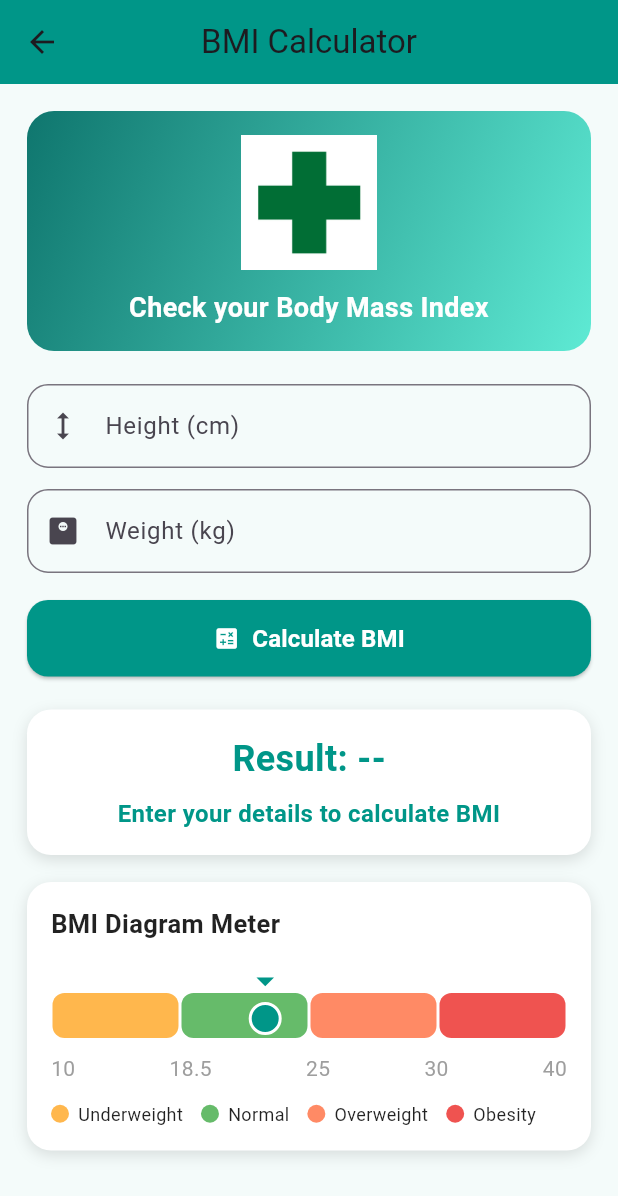
After one commit to TofikMultani/CareSync, a Flutter app: the HomePage screen opened directly, in the side drawer, after a tap on "BMI Calculator", on a phone screen of 412 x 824 dp. The commit adds this screen. Shown: the top 1196 px of the screen. Run offline on Flutter 3.47's test engine with Material 3 defaults, Android fonts, the phone set to English and light mode, and no system bars; our stand-ins replace file_picker, flutter_local_notifications, printing, timezone.

Commit message:
Checkpoint from VS Code for cloud agent session

```diff
--- a/lib/app_drawer.dart
+++ b/lib/app_drawer.dart
@@ -4,6 +4,7 @@ import 'package:healthcare_system/login_page.dart';
 import 'package:healthcare_system/screens/patient/appointment_page.dart';
 import 'package:healthcare_system/screens/patient/report_page.dart';
 import 'package:healthcare_system/screens/patient/prescription_page.dart';
+import 'package:healthcare_system/screens/patient/bmi_calculator_page.dart';
 // import 'package:healthcare_system/screens/patient/patient_profile_page.dart'; // ❌ Removed
 
 class AppDrawer extends StatelessWidget {
@@ -23,15 +24,17 @@ class AppDrawer extends StatelessWidget {
               child: Icon(Icons.person, color: Colors.teal, size: 32),
             ),
           ),
-
           _drawerItem(context, Icons.home, "Home", const HomePage()),
-          _drawerItem(context, Icons.calendar_month, "Appointments", const AppointmentPage()),
-          _drawerItem(context, Icons.receipt_long, "Reports", const ReportPage()),
-          _drawerItem(context, Icons.medication, "Prescriptions", const PrescriptionPage()),
-
+          _drawerItem(context, Icons.calendar_month, "Appointments",
+              const AppointmentPage()),
+          _drawerItem(
+              context, Icons.receipt_long, "Reports", const ReportPage()),
+          _drawerItem(context, Icons.medication, "Prescriptions",
+              const PrescriptionPage()),
+          _drawerItem(context, Icons.monitor_weight_outlined, "BMI Calculator",
+              const BMICalculatorPage()),
           const Spacer(),
           const Divider(),
-
           ListTile(
             leading: const Icon(Icons.logout, color: Colors.red),
             title: const Text("Logout"),
--- /dev/null
+++ b/lib/screens/patient/bmi_calculator_page.dart
@@ -0,0 +1,337 @@
+import 'package:flutter/material.dart';
+
+class BMICalculatorPage extends StatefulWidget {
+  const BMICalculatorPage({super.key});
+
+  @override
+  State<BMICalculatorPage> createState() => _BMICalculatorPageState();
+}
+
+class _BMICalculatorPageState extends State<BMICalculatorPage> {
+  final TextEditingController _heightController = TextEditingController();
+  final TextEditingController _weightController = TextEditingController();
+
+  double? _bmi;
+  String _message = 'Enter your details to calculate BMI';
+  Color _resultColor = Colors.teal;
+
+  @override
+  void dispose() {
+    _heightController.dispose();
+    _weightController.dispose();
+    super.dispose();
+  }
+
+  double get _meterValue {
+    if (_bmi == null) {
+      return 22;
+    }
+
+    return _bmi!.clamp(10, 40).toDouble();
+  }
+
+  void _calculateBMI() {
+    final double? heightCm = double.tryParse(_heightController.text.trim());
+    final double? weightKg = double.tryParse(_weightController.text.trim());
+
+    if (heightCm == null ||
+        weightKg == null ||
+        heightCm <= 0 ||
+        weightKg <= 0) {
+      setState(() {
+        _bmi = null;
+        _message = 'Please enter valid height and weight values';
+        _resultColor = Colors.redAccent;
+      });
+      return;
+    }
+
+    final double heightM = heightCm / 100;
+    final double bmiValue = weightKg / (heightM * heightM);
+
+    setState(() {
+      _bmi = bmiValue;
+
+      if (bmiValue < 18.5) {
+        _message = 'Underweight';
+        _resultColor = Colors.orange;
+      } else if (bmiValue < 25) {
+        _message = 'Normal weight';
+        _resultColor = Colors.green;
+      } else if (bmiValue < 30) {
+        _message = 'Overweight';
+        _resultColor = Colors.deepOrange;
+      } else {
+        _message = 'Obesity';
+        _resultColor = Colors.red;
+      }
+    });
+  }
+
+  @override
+  Widget build(BuildContext context) {
+    return Scaffold(
+      backgroundColor: const Color(0xFFF4FBFA),
+      appBar: AppBar(
+        title: const Text('BMI Calculator'),
+        centerTitle: true,
+        backgroundColor: Colors.teal,
+      ),
+      body: SingleChildScrollView(
+        padding: const EdgeInsets.all(18),
+        child: Column(
+          crossAxisAlignment: CrossAxisAlignment.stretch,
+          children: [
+            Container(
+              padding: const EdgeInsets.all(16),
+              decoration: BoxDecoration(
+                gradient: const LinearGradient(
+                  colors: [Color(0xFF0F766E), Color(0xFF5EEAD4)],
+                  begin: Alignment.topLeft,
+                  end: Alignment.bottomRight,
+                ),
+                borderRadius: BorderRadius.circular(18),
+              ),
+              child: Column(
+                children: [
+                  Image.asset(
+                    'assets/images/hospital_logo.png',
+                    height: 90,
+                    fit: BoxFit.contain,
+                  ),
+                  const SizedBox(height: 12),
+                  const Text(
+                    'Check your Body Mass Index',
+                    style: TextStyle(
+                      color: Colors.white,
+                      fontWeight: FontWeight.w700,
+                      fontSize: 18,
+                    ),
+                    textAlign: TextAlign.center,
+                  ),
+                ],
+              ),
+            ),
+            const SizedBox(height: 22),
+            TextField(
+              controller: _heightController,
+              keyboardType:
+                  const TextInputType.numberWithOptions(decimal: true),
+              decoration: InputDecoration(
+                labelText: 'Height (cm)',
+                prefixIcon: const Icon(Icons.height),
+                border: OutlineInputBorder(
+                  borderRadius: BorderRadius.circular(14),
+                ),
+              ),
+            ),
+            const SizedBox(height: 14),
+            TextField(
+              controller: _weightController,
+              keyboardType:
+                  const TextInputType.numberWithOptions(decimal: true),
+              decoration: InputDecoration(
+                labelText: 'Weight (kg)',
+                prefixIcon: const Icon(Icons.monitor_weight),
+                border: OutlineInputBorder(
+                  borderRadius: BorderRadius.circular(14),
+                ),
+              ),
+            ),
+            const SizedBox(height: 18),
+            ElevatedButton.icon(
+              onPressed: _calculateBMI,
+              style: ElevatedButton.styleFrom(
+                backgroundColor: Colors.teal,
+                foregroundColor: Colors.white,
+                padding: const EdgeInsets.symmetric(vertical: 14),
+                shape: RoundedRectangleBorder(
+                  borderRadius: BorderRadius.circular(14),
+                ),
+              ),
+              icon: const Icon(Icons.calculate),
+              label: const Text(
+                'Calculate BMI',
+                style: TextStyle(fontSize: 16, fontWeight: FontWeight.w700),
+              ),
+            ),
+            const SizedBox(height: 22),
+            Container(
+              padding: const EdgeInsets.all(16),
+              decoration: BoxDecoration(
+                color: Colors.white,
+                borderRadius: BorderRadius.circular(16),
+                boxShadow: const [
+                  BoxShadow(
+                    color: Colors.black12,
+                    blurRadius: 8,
+                    offset: Offset(0, 3),
+                  ),
+                ],
+              ),
+              child: Column(
+                children: [
+                  Text(
+                    _bmi == null
+                        ? 'Result: --'
+                        : 'Result: ${_bmi!.toStringAsFixed(2)}',
+                    style: TextStyle(
+                      color: _resultColor,
+                      fontSize: 24,
+                      fontWeight: FontWeight.bold,
+                    ),
+                  ),
+                  const SizedBox(height: 8),
+                  Text(
+                    _message,
+                    textAlign: TextAlign.center,
+                    style: TextStyle(
+                      color: _resultColor,
+                      fontSize: 16,
+                      fontWeight: FontWeight.w600,
+                    ),
+                  ),
+                ],
+              ),
+            ),
+            const SizedBox(height: 18),
+            _buildBMIDiagramMeter(),
+          ],
+        ),
+      ),
+    );
+  }
+
+  Widget _buildBMIDiagramMeter() {
+    const double minBmi = 10;
+    const double maxBmi = 40;
+
+    final double normalized = (_meterValue - minBmi) / (maxBmi - minBmi);
+
+    return Container(
+      padding: const EdgeInsets.all(16),
+      decoration: BoxDecoration(
+        color: Colors.white,
+        borderRadius: BorderRadius.circular(16),
+        boxShadow: const [
+          BoxShadow(
+            color: Colors.black12,
+            blurRadius: 8,
+            offset: Offset(0, 3),
+          ),
+        ],
+      ),
+      child: Column(
+        crossAxisAlignment: CrossAxisAlignment.start,
+        children: [
+          const Text(
+            'BMI Diagram Meter',
+            style: TextStyle(
+              fontSize: 17,
+              fontWeight: FontWeight.w700,
+              color: Colors.black87,
+            ),
+          ),
+          const SizedBox(height: 12),
+          LayoutBuilder(
+            builder: (context, constraints) {
+              final double markerLeft =
+                  (constraints.maxWidth - 22) * normalized;
+
+              return SizedBox(
+                height: 52,
+                child: Stack(
+                  clipBehavior: Clip.none,
+                  children: [
+                    Positioned.fill(
+                      top: 22,
+                      child: Row(
+                        children: [
+                          _meterSegment(color: Colors.orange.shade300),
+                          _meterSegment(color: Colors.green.shade400),
+                          _meterSegment(color: Colors.deepOrange.shade300),
+                          _meterSegment(color: Colors.red.shade400),
+                        ],
+                      ),
+                    ),
+                    Positioned(
+                      left: markerLeft,
+                      top: 0,
+                      child: Column(
+                        children: [
+                          Icon(Icons.arrow_drop_down,
+                              color: _resultColor, size: 28),
+                          Container(
+                            width: 22,
+                            height: 22,
+                            decoration: BoxDecoration(
+                              color: _resultColor,
+                              shape: BoxShape.circle,
+                              border: Border.all(color: Colors.white, width: 2),
+                            ),
+                          ),
+                        ],
+                      ),
+                    ),
+                  ],
+                ),
+              );
+            },
+          ),
+          const SizedBox(height: 10),
+          const Row(
+            mainAxisAlignment: MainAxisAlignment.spaceBetween,
+            children: [
+              Text('10', style: TextStyle(color: Colors.grey)),
+              Text('18.5', style: TextStyle(color: Colors.grey)),
+              Text('25', style: TextStyle(color: Colors.grey)),
+              Text('30', style: TextStyle(color: Colors.grey)),
+              Text('40', style: TextStyle(color: Colors.grey)),
+            ],
+          ),
+          const SizedBox(height: 12),
+          Wrap(
+            spacing: 12,
+            runSpacing: 8,
+            children: [
+              _legendItem('Underweight', Colors.orange.shade300),
+              _legendItem('Normal', Colors.green.shade400),
+              _legendItem('Overweight', Colors.deepOrange.shade300),
+              _legendItem('Obesity', Colors.red.shade400),
+            ],
+          ),
+        ],
+      ),
+    );
+  }
+
+  Widget _meterSegment({required Color color}) {
+    return Expanded(
+      child: Container(
+        margin: const EdgeInsets.symmetric(horizontal: 1),
+        decoration: BoxDecoration(
+          color: color,
+          borderRadius: BorderRadius.circular(8),
+        ),
+      ),
+    );
+  }
+
+  Widget _legendItem(String label, Color color) {
+    return Row(
+      mainAxisSize: MainAxisSize.min,
+      children: [
+        Container(
+          width: 12,
+          height: 12,
+          decoration: BoxDecoration(color: color, shape: BoxShape.circle),
+        ),
+        const SizedBox(width: 6),
+        Text(
+          label,
+          style: const TextStyle(fontSize: 12, color: Colors.black87),
+        ),
+      ],
+    );
+  }
+}
--- a/lib/screens/patient/home_page.dart
+++ b/lib/screens/patient/home_page.dart
@@ -6,6 +6,7 @@ import 'package:healthcare_system/screens/patient/patient_profile_page.dart';
 import 'package:healthcare_system/app_drawer.dart';
 import 'package:healthcare_system/screens/patient/support_page.dart';
 import 'package:healthcare_system/screens/patient/upload_report_page.dart';
+import 'package:healthcare_system/screens/patient/bmi_calculator_page.dart';
 
 class HomePage extends StatefulWidget {
   const HomePage({super.key});
@@ -218,6 +219,26 @@ class _HomePageState extends State<HomePage> {
 
                   const SizedBox(height: 12),
 
+                  Card(
+                    child: ListTile(
+                      leading: const Icon(Icons.monitor_weight_outlined,
+                          color: Colors.teal),
+                      title: const Text("BMI Calculator"),
+                      subtitle: const Text("Check body mass index instantly"),
+                      trailing: const Icon(Icons.arrow_forward_ios, size: 16),
+                      onTap: () {
+                        Navigator.push(
+                          context,
+                          MaterialPageRoute(
+                            builder: (_) => const BMICalculatorPage(),
+                          ),
+                        );
+                      },
+                    ),
+                  ),
+
+                  const SizedBox(height: 16),
+
                   // 📎 Upload Reports Button
                   SizedBox(
                     width: double.infinity,
```
